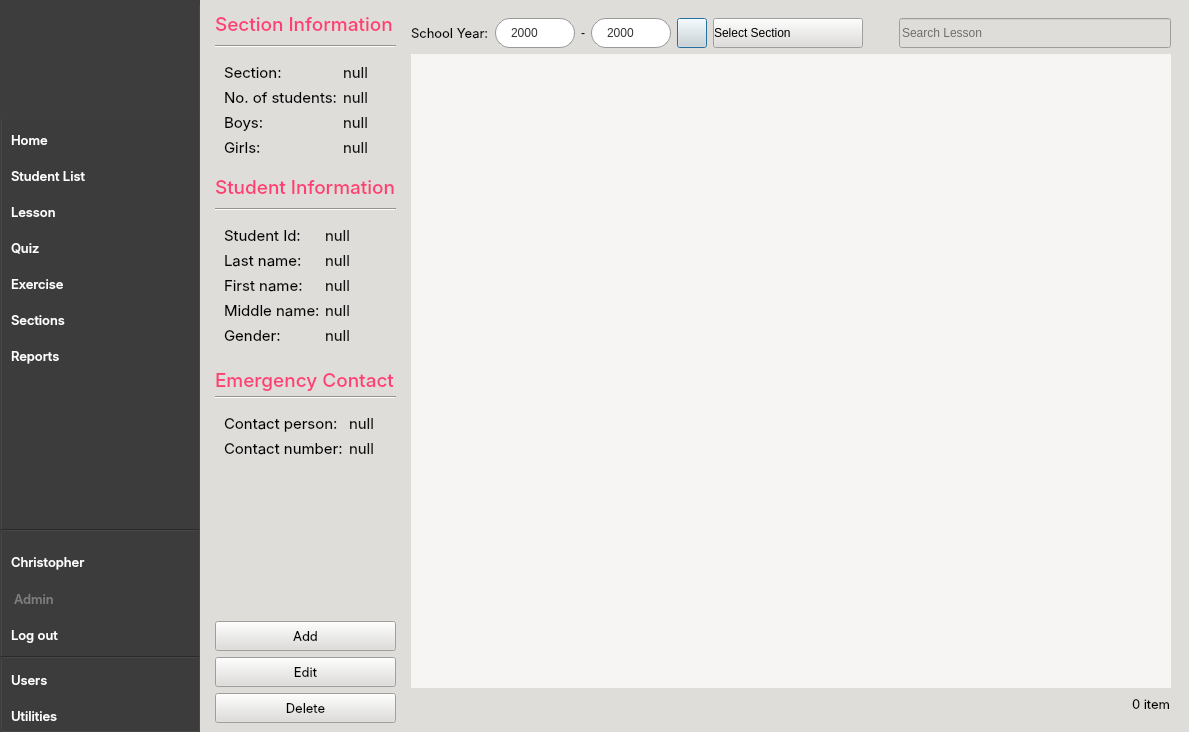
First picture: the form in CAI_PyQt/CAI_Admin/UI/FormHome.ui, repository CPG19040/CPG19040, before the edit.
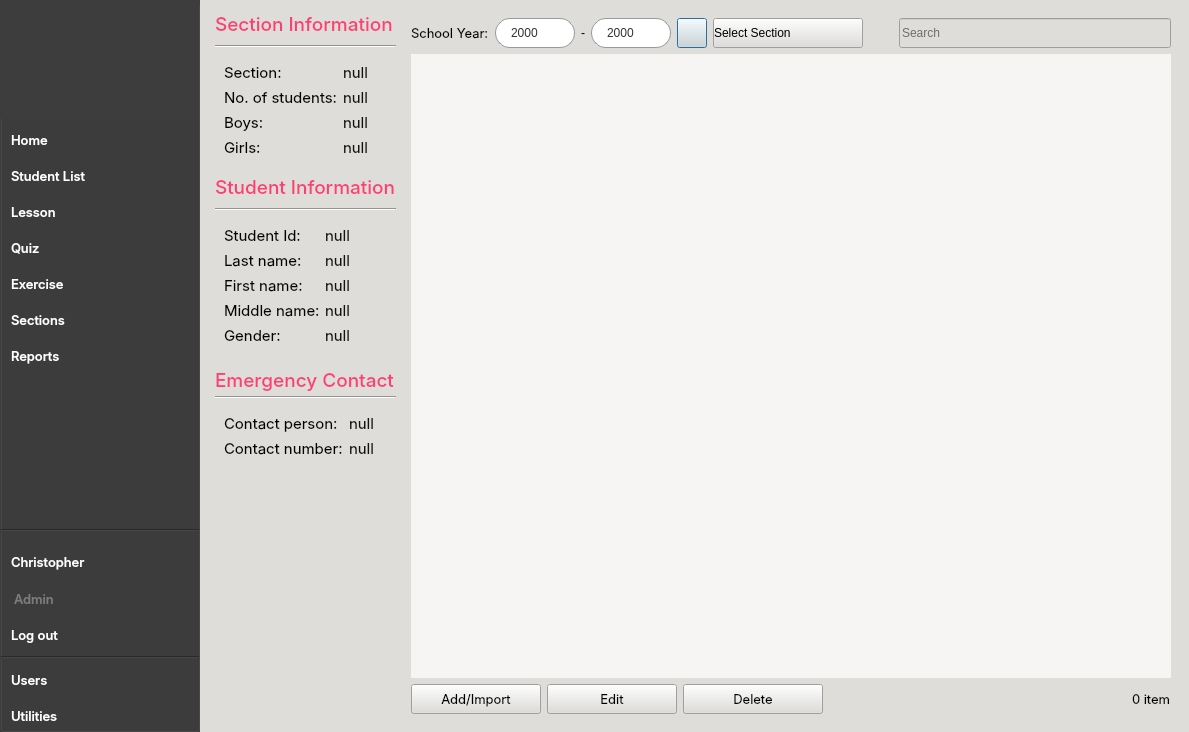
Second picture: the form after the edit. The open tabs and pages were chosen to show the change. Icons and pictures are not drawn.

Diff of the .ui file:
```diff
--- a/CAI_PyQt/CAI_Admin/UI/FormHome.ui
+++ b/CAI_PyQt/CAI_Admin/UI/FormHome.ui
@@ -3367,129 +3367,6 @@
               <property name="bottomMargin">
                <number>0</number>
               </property>
-              <item>
-               <widget class="QPushButton" name="btnAddStudent">
-                <property name="minimumSize">
-                 <size>
-                  <width>130</width>
-                  <height>30</height>
-                 </size>
-                </property>
-                <property name="maximumSize">
-                 <size>
-                  <width>16777215</width>
-                  <height>30</height>
-                 </size>
-                </property>
-                <property name="font">
-                 <font>
-                  <family>Inter</family>
-                  <pointsize>10</pointsize>
-                  <weight>50</weight>
-                  <italic>false</italic>
-                  <bold>false</bold>
-                 </font>
-                </property>
-                <property name="cursor">
-                 <cursorShape>PointingHandCursor</cursorShape>
-                </property>
-                <property name="styleSheet">
-                 <string notr="true"/>
-                </property>
-                <property name="text">
-                 <string>Add</string>
-                </property>
-                <property name="icon">
-                 <iconset resource="../resources.qrc">
-                  <normaloff>:/Images/Images/plus.png</normaloff>:/Images/Images/plus.png</iconset>
-                </property>
-                <property name="class" stdset="0">
-                 <string>button-normal</string>
-                </property>
-               </widget>
-              </item>
-              <item>
-               <widget class="QPushButton" name="btnEditStudent">
-                <property name="minimumSize">
-                 <size>
-                  <width>130</width>
-                  <height>30</height>
-                 </size>
-                </property>
-                <property name="maximumSize">
-                 <size>
-                  <width>16777215</width>
-                  <height>30</height>
-                 </size>
-                </property>
-                <property name="font">
-                 <font>
-                  <family>Inter</family>
-                  <pointsize>10</pointsize>
-                  <weight>50</weight>
-                  <italic>false</italic>
-                  <bold>false</bold>
-                 </font>
-                </property>
-                <property name="cursor">
-                 <cursorShape>PointingHandCursor</cursorShape>
-                </property>
-                <property name="styleSheet">
-                 <string notr="true"/>
-                </property>
-                <property name="text">
-                 <string>Edit</string>
-                </property>
-                <property name="icon">
-                 <iconset resource="../resources.qrc">
-                  <normaloff>:/Images/Images/pencil.png</normaloff>:/Images/Images/pencil.png</iconset>
-                </property>
-                <property name="class" stdset="0">
-                 <string>button-normal</string>
-                </property>
-               </widget>
-              </item>
-              <item>
-               <widget class="QPushButton" name="btnDeleteStudent">
-                <property name="minimumSize">
-                 <size>
-                  <width>140</width>
-                  <height>30</height>
-                 </size>
-                </property>
-                <property name="maximumSize">
-                 <size>
-                  <width>16777215</width>
-                  <height>30</height>
-                 </size>
-                </property>
-                <property name="font">
-                 <font>
-                  <family>Inter</family>
-                  <pointsize>10</pointsize>
-                  <weight>50</weight>
-                  <italic>false</italic>
-                  <bold>false</bold>
-                 </font>
-                </property>
-                <property name="cursor">
-                 <cursorShape>PointingHandCursor</cursorShape>
-                </property>
-                <property name="styleSheet">
-                 <string notr="true"/>
-                </property>
-                <property name="text">
-                 <string>Delete</string>
-                </property>
-                <property name="icon">
-                 <iconset resource="../resources.qrc">
-                  <normaloff>:/Images/Images/trash.png</normaloff>:/Images/Images/trash.png</iconset>
-                </property>
-                <property name="class" stdset="0">
-                 <string>button-normal</string>
-                </property>
-               </widget>
-              </item>
              </layout>
             </widget>
            </item>
@@ -3759,7 +3636,7 @@
                     <string notr="true"/>
                    </property>
                    <property name="placeholderText">
-                    <string>Search Lesson</string>
+                    <string>Search</string>
                    </property>
                    <property name="class" stdset="0">
                     <string>textbox-search</string>
@@ -3801,10 +3678,10 @@
                 <x>0</x>
                 <y>0</y>
                 <width>614</width>
-                <height>634</height>
+                <height>624</height>
                </rect>
               </property>
-              <layout class="QVBoxLayout" name="verticalLayout_9"/>
+              <layout class="QGridLayout" name="gridLayout_stud_card"/>
              </widget>
             </widget>
            </item>
@@ -3823,6 +3700,129 @@
               <property name="bottomMargin">
                <number>0</number>
               </property>
+              <item>
+               <widget class="QPushButton" name="btnAddStudent">
+                <property name="minimumSize">
+                 <size>
+                  <width>130</width>
+                  <height>30</height>
+                 </size>
+                </property>
+                <property name="maximumSize">
+                 <size>
+                  <width>16777215</width>
+                  <height>30</height>
+                 </size>
+                </property>
+                <property name="font">
+                 <font>
+                  <family>Inter</family>
+                  <pointsize>10</pointsize>
+                  <weight>50</weight>
+                  <italic>false</italic>
+                  <bold>false</bold>
+                 </font>
+                </property>
+                <property name="cursor">
+                 <cursorShape>PointingHandCursor</cursorShape>
+                </property>
+                <property name="styleSheet">
+                 <string notr="true"/>
+                </property>
+                <property name="text">
+                 <string>Add/Import</string>
+                </property>
+                <property name="icon">
+                 <iconset resource="../resources.qrc">
+                  <normaloff>:/Images/Images/plus.png</normaloff>:/Images/Images/plus.png</iconset>
+                </property>
+                <property name="class" stdset="0">
+                 <string>button-normal</string>
+                </property>
+               </widget>
+              </item>
+              <item>
+               <widget class="QPushButton" name="btnEditStudent">
+                <property name="minimumSize">
+                 <size>
+                  <width>130</width>
+                  <height>30</height>
+                 </size>
+                </property>
+                <property name="maximumSize">
+                 <size>
+                  <width>16777215</width>
+                  <height>30</height>
+                 </size>
+                </property>
+                <property name="font">
+                 <font>
+                  <family>Inter</family>
+                  <pointsize>10</pointsize>
+                  <weight>50</weight>
+                  <italic>false</italic>
+                  <bold>false</bold>
+                 </font>
+                </property>
+                <property name="cursor">
+                 <cursorShape>PointingHandCursor</cursorShape>
+                </property>
+                <property name="styleSheet">
+                 <string notr="true"/>
+                </property>
+                <property name="text">
+                 <string>Edit</string>
+                </property>
+                <property name="icon">
+                 <iconset resource="../resources.qrc">
+                  <normaloff>:/Images/Images/pencil.png</normaloff>:/Images/Images/pencil.png</iconset>
+                </property>
+                <property name="class" stdset="0">
+                 <string>button-normal</string>
+                </property>
+               </widget>
+              </item>
+              <item>
+               <widget class="QPushButton" name="btnDeleteStudent">
+                <property name="minimumSize">
+                 <size>
+                  <width>140</width>
+                  <height>30</height>
+                 </size>
+                </property>
+                <property name="maximumSize">
+                 <size>
+                  <width>16777215</width>
+                  <height>30</height>
+                 </size>
+                </property>
+                <property name="font">
+                 <font>
+                  <family>Inter</family>
+                  <pointsize>10</pointsize>
+                  <weight>50</weight>
+                  <italic>false</italic>
+                  <bold>false</bold>
+                 </font>
+                </property>
+                <property name="cursor">
+                 <cursorShape>PointingHandCursor</cursorShape>
+                </property>
+                <property name="styleSheet">
+                 <string notr="true"/>
+                </property>
+                <property name="text">
+                 <string>Delete</string>
+                </property>
+                <property name="icon">
+                 <iconset resource="../resources.qrc">
+                  <normaloff>:/Images/Images/trash.png</normaloff>:/Images/Images/trash.png</iconset>
+                </property>
+                <property name="class" stdset="0">
+                 <string>button-normal</string>
+                </property>
+               </widget>
+              </item>
               <item>
                <spacer name="horizontalSpacer_11">
                 <property name="orientation">
```
Left out of the diff: 12 changed lines with no effect on the pictures.
